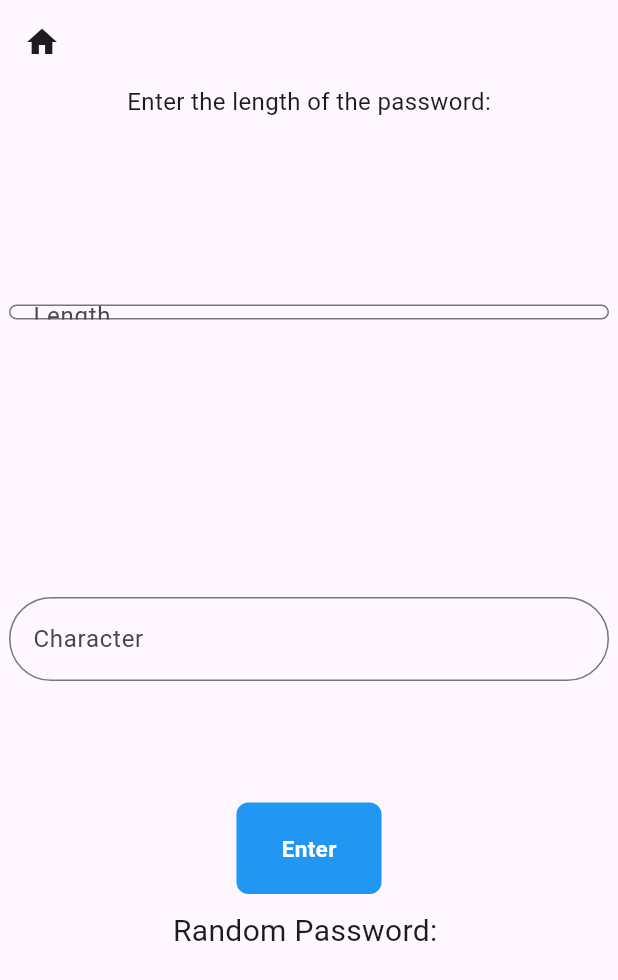
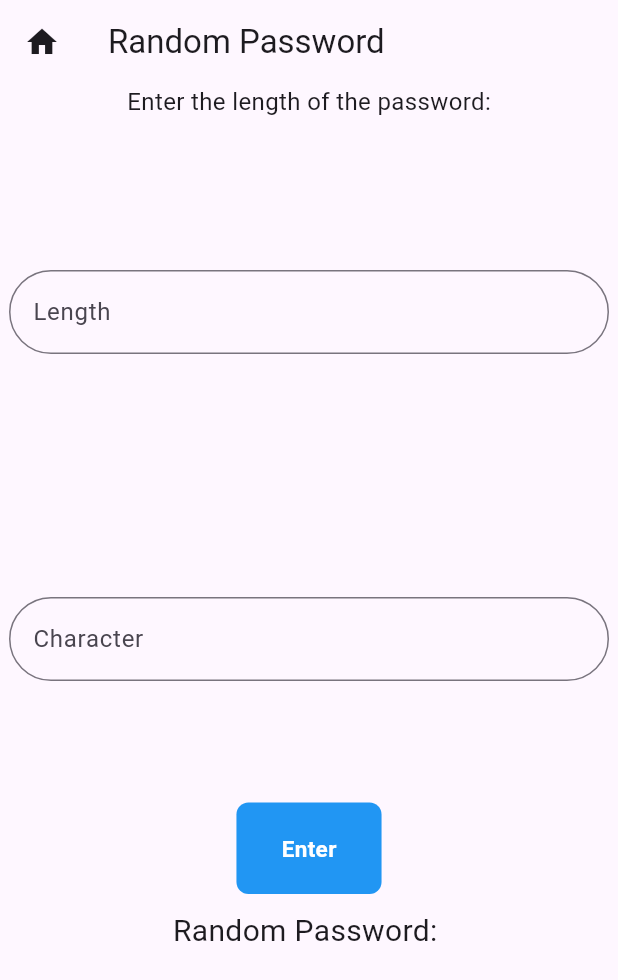
Before and after one commit to Alan-Allen/NSRC_54_Flutter_School, a Flutter app: the screen it shows after launch, after a tap on "Random Password", on a phone screen of 412 x 824 dp. Shown: the top 980 px of the screen. Run offline on Flutter 3.47's test engine with Material 3 defaults, Android fonts, the light colour scheme and no system bars; our stand-ins replace sqflite; accounts and stored records are empty.

Commit message:
school-2024/3/11/11:41

```diff
--- a/lib/screens/AccountScreen.dart
+++ b/lib/screens/AccountScreen.dart
@@ -1,4 +1,3 @@
-import 'package:flutter/cupertino.dart';
 import 'package:flutter/material.dart';
 
 import '../DB/DBHelper.dart';
@@ -6,6 +5,8 @@ import '../DB/userList.dart';
 import '../component/Button.dart';
 
 class AccountScreen extends StatefulWidget {
+  const AccountScreen({super.key});
+
   @override
   _AccountScreenState createState() => _AccountScreenState();
 }
@@ -45,6 +46,7 @@ class _AccountScreenState extends State<AccountScreen> {
             print('Back to home');
           },
         ),
+        title: const Text('AccountMangement'),
       ),
       body: Padding(
         padding: const EdgeInsets.all(8.0),
--- a/lib/screens/HomeScreen.dart
+++ b/lib/screens/HomeScreen.dart
@@ -10,7 +10,9 @@ class HomeScreen extends StatelessWidget {
     return MaterialApp(
       title: 'HomeScreen',
         home: Scaffold(
-          appBar: AppBar(),
+          appBar: AppBar(
+            title: const Text('Home'),
+          ),
           drawer: CommonDrawer.getDrawer(context),
           body: Center(
             child: Column(
--- a/lib/screens/LoginScreen.dart
+++ b/lib/screens/LoginScreen.dart
@@ -21,6 +21,7 @@ class LoginScreen extends StatelessWidget {
               print('Back to home');
             },
           ),
+          title: const Text('Login Page'),
         ),
         body: Stack(
           children: [
--- a/lib/screens/Password_screen.dart
+++ b/lib/screens/Password_screen.dart
@@ -28,6 +28,7 @@ class _PasswordScreenState extends State<PasswordScreen> {
               print('Back to home');
             },
           ),
+          title: const Text('Random Password'),
         ),
         body: Column(
           mainAxisAlignment: MainAxisAlignment.center,
@@ -45,7 +46,6 @@ class _PasswordScreenState extends State<PasswordScreen> {
               child: Center(
                 child: SizedBox(
                   width: 400,
-                  height: 10,
                   child: TextField(
                     controller: _lengthController,
                     decoration: InputDecoration(
--- a/lib/screens/SignUpScreen.dart
+++ b/lib/screens/SignUpScreen.dart
@@ -23,6 +23,7 @@ class SignInScreen extends StatelessWidget {
               print('Back to home');
             },
           ),
+          title: const Text('Sign Up'),
         ),
         body: Stack(
           children: [
```
